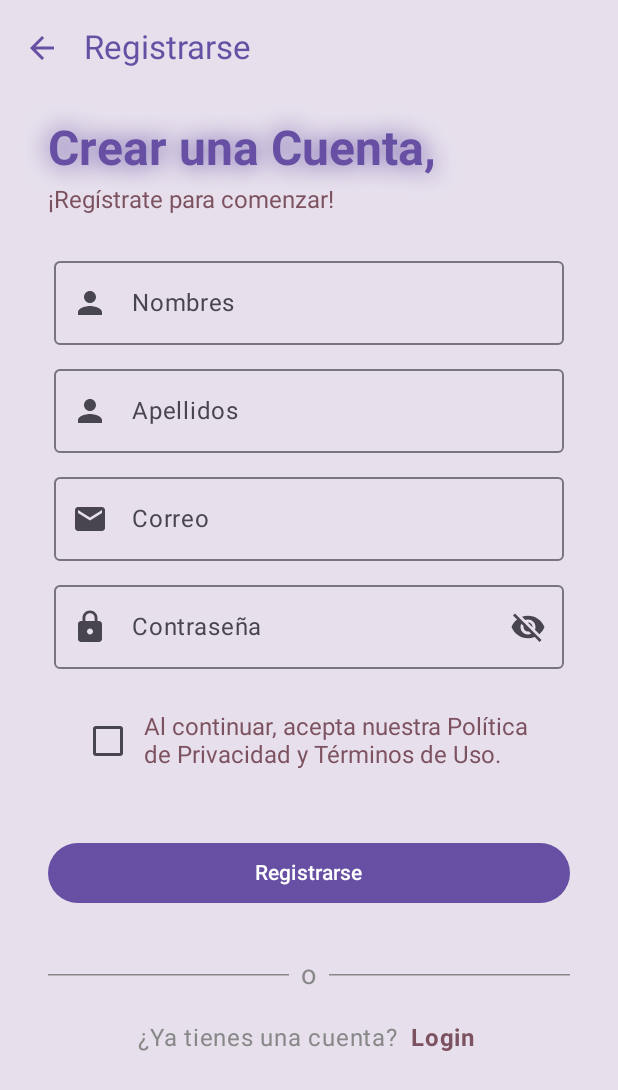
After one commit to lmar11xd/TicTacToe, an Android app built with Jetpack Compose: the SignUpScreen screen opened through its navigation route, on a phone screen of 412 x 824 dp. The commit adds this screen. Shown: the top 1090 px of the screen. Run offline under Robolectric (Android 15) with nearby library versions, the phone set to English and light mode, and no system bars; our stand-ins replace Firebase (no records; nobody signed in at launch, a user with empty details on screens opened directly).

Commit message:
Login ang SignUp Screen

```diff
--- a/app/build.gradle.kts
+++ b/app/build.gradle.kts
@@ -94,6 +94,9 @@ dependencies {
     //Sonidos
     implementation(libs.androidx.media3.common.ktx)
 
+    //Icons
+    implementation(libs.androidx.material.icons.extended)
+
     testImplementation(libs.junit)
     androidTestImplementation(libs.androidx.junit)
     androidTestImplementation(libs.androidx.espresso.core)
--- a/app/src/main/java/com/lmar/tictactoe/MainActivity.kt
+++ b/app/src/main/java/com/lmar/tictactoe/MainActivity.kt
@@ -21,7 +21,10 @@ import com.lmar.tictactoe.core.enums.GameLevelEnum
 import com.lmar.tictactoe.ui.screen.ScreenRoutes
 import com.lmar.tictactoe.ui.screen.game.GameScreen
 import com.lmar.tictactoe.ui.screen.home.HomeScreen
+import com.lmar.tictactoe.ui.screen.login.LoginScreen
+import com.lmar.tictactoe.ui.screen.profile.ProfileScreen
 import com.lmar.tictactoe.ui.screen.room.RoomScreen
+import com.lmar.tictactoe.ui.screen.signup.SignUpScreen
 import com.lmar.tictactoe.ui.screen.single_game.SingleGameScreen
 import com.lmar.tictactoe.ui.theme.TicTacToeTheme
 
@@ -81,6 +84,18 @@ class MainActivity : ComponentActivity() {
                         composable(route = ScreenRoutes.RoomScreen.route) {
                             RoomScreen(navController)
                         }
+
+                        composable(route = ScreenRoutes.ProfileScreen.route) {
+                            ProfileScreen(navController)
+                        }
+
+                        composable(route = ScreenRoutes.LoginScreen.route) {
+                            LoginScreen(navController)
+                        }
+
+                        composable(route = ScreenRoutes.SignUpScreen.route) {
+                            SignUpScreen(navController)
+                        }
                     }
                 }
             }
--- /dev/null
+++ b/app/src/main/java/com/lmar/tictactoe/ui/component/AppComponents.kt
@@ -0,0 +1,212 @@
+package com.lmar.tictactoe.ui.component
+
+import androidx.compose.foundation.layout.Row
+import androidx.compose.foundation.layout.fillMaxWidth
+import androidx.compose.foundation.layout.heightIn
+import androidx.compose.foundation.layout.padding
+import androidx.compose.foundation.text.KeyboardActions
+import androidx.compose.foundation.text.KeyboardOptions
+import androidx.compose.material.icons.Icons
+import androidx.compose.material.icons.filled.Visibility
+import androidx.compose.material.icons.filled.VisibilityOff
+import androidx.compose.material3.Checkbox
+import androidx.compose.material3.HorizontalDivider
+import androidx.compose.material3.Icon
+import androidx.compose.material3.IconButton
+import androidx.compose.material3.MaterialTheme
+import androidx.compose.material3.OutlinedTextField
+import androidx.compose.material3.OutlinedTextFieldDefaults
+import androidx.compose.material3.Text
+import androidx.compose.runtime.Composable
+import androidx.compose.runtime.mutableStateOf
+import androidx.compose.runtime.remember
+import androidx.compose.ui.Alignment
+import androidx.compose.ui.Modifier
+import androidx.compose.ui.draw.clip
+import androidx.compose.ui.graphics.Color
+import androidx.compose.ui.graphics.vector.ImageVector
+import androidx.compose.ui.platform.LocalFocusManager
+import androidx.compose.ui.text.TextStyle
+import androidx.compose.ui.text.font.FontStyle
+import androidx.compose.ui.text.font.FontWeight
+import androidx.compose.ui.text.input.ImeAction
+import androidx.compose.ui.text.input.KeyboardType
+import androidx.compose.ui.text.input.PasswordVisualTransformation
+import androidx.compose.ui.text.input.VisualTransformation
+import androidx.compose.ui.text.style.TextAlign
+import androidx.compose.ui.unit.TextUnit
+import androidx.compose.ui.unit.dp
+import androidx.compose.ui.unit.sp
+import com.lmar.tictactoe.ui.theme.Shapes
+
+@Composable
+fun NormalTextComponent(
+    value: String,
+    modifier: Modifier = Modifier,
+    fontSize: TextUnit = 20.sp,
+    textColor: Color = MaterialTheme.colorScheme.tertiary,
+    textAlign: TextAlign = TextAlign.Center
+) {
+    Text(
+        text = value,
+        modifier = modifier.fillMaxWidth().heightIn(min = 30.dp),
+        style = TextStyle(
+            fontSize = fontSize,
+            fontWeight = FontWeight.Normal,
+            fontStyle = FontStyle.Normal,
+            textAlign = textAlign
+        ),
+        color = textColor
+    )
+}
+
+@Composable
+fun HeadingTextComponent(
+    value: String,
+    modifier: Modifier = Modifier,
+    textColor: Color = MaterialTheme.colorScheme.primary,
+    textAlign: TextAlign = TextAlign.Center
+) {
+    Text(
+        text = value,
+        modifier = modifier.fillMaxWidth().heightIn(),
+        style = TextStyle(
+            fontSize = 30.sp,
+            fontWeight = FontWeight.Bold,
+            fontStyle = FontStyle.Normal,
+            textAlign = textAlign
+        ),
+        color = textColor
+    )
+}
+
+@Composable
+fun FormTextField(labelValue: String, icon: ImageVector) {
+    val textValue = remember {
+        mutableStateOf("")
+    }
+
+    OutlinedTextField(
+        value = textValue.value,
+        modifier = Modifier
+            .fillMaxWidth()
+            .clip(Shapes.small)
+            .padding(start = 4.dp, end = 4.dp),
+        colors = OutlinedTextFieldDefaults.colors(
+            focusedBorderColor = MaterialTheme.colorScheme.primary,
+            focusedLabelColor = MaterialTheme.colorScheme.primary,
+            cursorColor = MaterialTheme.colorScheme.primary,
+            focusedContainerColor = MaterialTheme.colorScheme.primary
+        ),
+        label = { Text(labelValue) },
+        keyboardOptions = KeyboardOptions(imeAction = ImeAction.Next),
+        onValueChange = {
+            textValue.value = it
+        },
+        leadingIcon = {
+            Icon(imageVector = icon, contentDescription = "IconForm")
+        },
+        singleLine = true,
+        maxLines = 1
+    )
+}
+
+@Composable
+fun FormPasswordTextField(labelValue: String, icon: ImageVector) {
+    val localFocusManager = LocalFocusManager.current
+
+    val password = remember {
+        mutableStateOf("")
+    }
+
+    val passVisible = remember {
+        mutableStateOf(false)
+    }
+
+    OutlinedTextField(
+        value = password.value,
+        modifier = Modifier
+            .fillMaxWidth()
+            .clip(Shapes.small)
+            .padding(start = 4.dp, end = 4.dp),
+        colors = OutlinedTextFieldDefaults.colors(
+            focusedBorderColor = MaterialTheme.colorScheme.primary,
+            focusedLabelColor = MaterialTheme.colorScheme.primary,
+            cursorColor = MaterialTheme.colorScheme.primary,
+            focusedContainerColor = MaterialTheme.colorScheme.primary
+        ),
+        label = { Text(labelValue) },
+        keyboardOptions = KeyboardOptions(keyboardType = KeyboardType.Password, imeAction = ImeAction.Done),
+        keyboardActions = KeyboardActions {
+            localFocusManager.clearFocus()
+        },
+        onValueChange = {
+            password.value = it
+        },
+        leadingIcon = {
+            Icon(imageVector = icon, contentDescription = "IconForm")
+        },
+        trailingIcon = {
+            val iconImage = if(passVisible.value) {
+                Icons.Filled.Visibility
+            } else {
+                Icons.Filled.VisibilityOff
+            }
+
+            val description = if(passVisible.value) {
+                "Ocultar Contraseña"
+            } else {
+                "Mostrar Contraseña"
+            }
+
+            IconButton(onClick = { passVisible.value = !passVisible.value }) {
+                Icon(imageVector = iconImage, contentDescription = description)
+            }
+        },
+        visualTransformation = if(passVisible.value) VisualTransformation.None else PasswordVisualTransformation(),
+        singleLine = true,
+        maxLines = 1
+    )
+}
+
+@Composable
+fun FormCheckbox(value: String) {
+    Row(
+        modifier = Modifier
+            .fillMaxWidth()
+            .heightIn(56.dp)
+            .padding(16.dp),
+        verticalAlignment = Alignment.CenterVertically
+    ) {
+        val checkedState = remember {
+            mutableStateOf(false)
+        }
+
+        Checkbox(
+            checked = checkedState.value,
+            onCheckedChange = { checkedState.value = !checkedState.value }
+        )
+
+        NormalTextComponent(value, fontSize = 16.sp, textAlign = TextAlign.Start)
+    }
+}
+
+@Composable
+fun DividerTextComponent() {
+    Row(
+        modifier = Modifier.fillMaxWidth(),
+        verticalAlignment = Alignment.CenterVertically
+    ) {
+        HorizontalDivider(
+            modifier = Modifier.fillMaxWidth().weight(1f),
+            color = Color.Gray,
+            thickness = 1.dp
+        )
+        Text("o", modifier = Modifier.padding(8.dp), fontSize = 18.sp, color = Color.Gray)
+        HorizontalDivider(
+            modifier = Modifier.fillMaxWidth().weight(1f),
+            color = Color.Gray,
+            thickness = 1.dp
+        )
+    }
+}
--- a/app/src/main/java/com/lmar/tictactoe/ui/component/Board.kt
+++ b/app/src/main/java/com/lmar/tictactoe/ui/component/Board.kt
@@ -105,7 +105,7 @@ fun Cell(
                 else
                     PlayerTypeEnum.O.color,
                 shadowColor = Color.White,
-                modifier = Modifier.animateContentSize()
+                modifier = Modifier.padding(5.dp).animateContentSize()
             )
         }
     }
--- a/app/src/main/java/com/lmar/tictactoe/ui/component/ShadowText.kt
+++ b/app/src/main/java/com/lmar/tictactoe/ui/component/ShadowText.kt
@@ -14,7 +14,6 @@ import androidx.compose.ui.text.font.FontWeight
 import androidx.compose.ui.text.style.TextAlign
 import androidx.compose.ui.tooling.preview.Preview
 import androidx.compose.ui.unit.TextUnit
-import androidx.compose.ui.unit.dp
 import androidx.compose.ui.unit.sp
 
 @Composable
@@ -25,6 +24,7 @@ fun ShadowText(
     fontWeight: FontWeight = FontWeight.Bold,
     fontFamily: FontFamily = FontFamily.Default,
     textColor: Color = Color.White,
+    textAlign: TextAlign = TextAlign.Center,
     shadowColor: Color = Color.Black,
     blurRadius: Float = 20f,
     xOffset: Float = 0f,
@@ -32,7 +32,7 @@ fun ShadowText(
 ) {
     Text(
         text = text,
-        textAlign = TextAlign.Center,
+        textAlign = textAlign,
         style = TextStyle(
             fontSize = fontSize,
             fontFamily = fontFamily,
@@ -44,7 +44,7 @@ fun ShadowText(
                 blurRadius = blurRadius // Nivel de desenfoque
             )
         ),
-        modifier = modifier.padding(horizontal = 5.dp)
+        modifier = modifier
     )
 }
 
--- a/app/src/main/java/com/lmar/tictactoe/ui/screen/ScreenRoutes.kt
+++ b/app/src/main/java/com/lmar/tictactoe/ui/screen/ScreenRoutes.kt
@@ -5,4 +5,7 @@ sealed class ScreenRoutes(val route: String) {
     data object SingleGameScreen: ScreenRoutes("singlegame_screen")
     data object GameScreen: ScreenRoutes("game_screen")
     data object RoomScreen: ScreenRoutes("room_screen")
+    data object ProfileScreen: ScreenRoutes("profile_screen")
+    data object LoginScreen: ScreenRoutes("login_screen")
+    data object SignUpScreen: ScreenRoutes("signup_screen")
 }
--- a/app/src/main/java/com/lmar/tictactoe/ui/screen/game/GameScreen.kt
+++ b/app/src/main/java/com/lmar/tictactoe/ui/screen/game/GameScreen.kt
@@ -30,6 +30,7 @@ import androidx.compose.runtime.rememberCoroutineScope
 import androidx.compose.ui.Alignment
 import androidx.compose.ui.Modifier
 import androidx.compose.ui.platform.LocalContext
+import androidx.compose.ui.res.stringResource
 import androidx.compose.ui.text.font.FontWeight
 import androidx.compose.ui.tooling.preview.Preview
 import androidx.compose.ui.unit.dp
@@ -37,6 +38,7 @@ import androidx.compose.ui.unit.sp
 import androidx.lifecycle.viewmodel.compose.viewModel
 import androidx.navigation.NavController
 import androidx.navigation.compose.rememberNavController
+import com.lmar.tictactoe.R
 import com.lmar.tictactoe.core.enums.PlayerStatusEnum
 import com.lmar.tictactoe.core.enums.PlayerTypeEnum
 import com.lmar.tictactoe.feature.sounds.SoundEffectPlayer
@@ -99,7 +101,7 @@ fun GameScreen(
     Scaffold(
         topBar = {
             CustomAppBar(
-                "Tres en Raya",
+                stringResource(R.string.app_name),
                 onBackAction = {
                     navController.popBackStack()
                 },
--- a/app/src/main/java/com/lmar/tictactoe/ui/screen/home/HomeScreen.kt
+++ b/app/src/main/java/com/lmar/tictactoe/ui/screen/home/HomeScreen.kt
@@ -18,6 +18,7 @@ import androidx.compose.foundation.layout.width
 import androidx.compose.foundation.shape.CircleShape
 import androidx.compose.foundation.shape.RoundedCornerShape
 import androidx.compose.material.icons.Icons
+import androidx.compose.material.icons.filled.AccountCircle
 import androidx.compose.material.icons.filled.Settings
 import androidx.compose.material3.Button
 import androidx.compose.material3.ButtonDefaults
@@ -42,11 +43,10 @@ import androidx.compose.runtime.setValue
 import androidx.compose.ui.Alignment
 import androidx.compose.ui.Modifier
 import androidx.compose.ui.draw.clip
-import androidx.compose.ui.graphics.Color
 import androidx.compose.ui.graphics.vector.ImageVector
 import androidx.compose.ui.layout.ContentScale
 import androidx.compose.ui.res.painterResource
-import androidx.compose.ui.text.style.TextAlign
+import androidx.compose.ui.res.stringResource
 import androidx.compose.ui.tooling.preview.Preview
 import androidx.compose.ui.unit.dp
 import androidx.compose.ui.unit.sp
@@ -75,10 +75,10 @@ fun HomeScreen(navController: NavController) {
                 },
                 actions = {
                     IconButton(
-                        onClick = {  },
+                        onClick = { navController.navigate(ScreenRoutes.ProfileScreen.route) },
                     ) {
                         Icon(
-                            imageVector = Icons.Default.Settings,
+                            imageVector = Icons.Default.AccountCircle,
                             contentDescription = "Configuraciones",
                             tint = MaterialTheme.colorScheme.primary
                         )
@@ -100,7 +100,7 @@ fun HomeScreen(navController: NavController) {
             horizontalAlignment = Alignment.CenterHorizontally
         ) {
             ShadowText(
-                text = "Tres en Raya",
+                text = stringResource(R.string.app_name),
                 fontFamily = MaterialTheme.typography.displayLarge.fontFamily!!,
                 fontSize = 32.sp,
                 textColor = MaterialTheme.colorScheme.primary,
--- /dev/null
+++ b/app/src/main/java/com/lmar/tictactoe/ui/screen/signup/SignUpScreen.kt
@@ -0,0 +1,148 @@
+package com.lmar.tictactoe.ui.screen.signup
+
+import androidx.compose.foundation.background
+import androidx.compose.foundation.clickable
+import androidx.compose.foundation.layout.Box
+import androidx.compose.foundation.layout.Column
+import androidx.compose.foundation.layout.Row
+import androidx.compose.foundation.layout.Spacer
+import androidx.compose.foundation.layout.fillMaxSize
+import androidx.compose.foundation.layout.fillMaxWidth
+import androidx.compose.foundation.layout.height
+import androidx.compose.foundation.layout.padding
+import androidx.compose.material.icons.Icons
+import androidx.compose.material.icons.filled.Email
+import androidx.compose.material.icons.filled.Lock
+import androidx.compose.material.icons.filled.Person
+import androidx.compose.material3.Button
+import androidx.compose.material3.ExperimentalMaterial3Api
+import androidx.compose.material3.MaterialTheme
+import androidx.compose.material3.Scaffold
+import androidx.compose.material3.SnackbarHost
+import androidx.compose.material3.SnackbarHostState
+import androidx.compose.material3.Text
+import androidx.compose.material3.rememberTopAppBarState
+import androidx.compose.runtime.Composable
+import androidx.compose.runtime.remember
+import androidx.compose.ui.Alignment
+import androidx.compose.ui.Modifier
+import androidx.compose.ui.graphics.Color
+import androidx.compose.ui.res.stringResource
+import androidx.compose.ui.text.font.FontWeight
+import androidx.compose.ui.text.style.TextAlign
+import androidx.compose.ui.tooling.preview.Preview
+import androidx.compose.ui.unit.dp
+import androidx.compose.ui.unit.sp
+import androidx.navigation.NavController
+import androidx.navigation.compose.rememberNavController
+import com.lmar.tictactoe.R
+import com.lmar.tictactoe.ui.component.CustomAppBar
+import com.lmar.tictactoe.ui.component.DividerTextComponent
+import com.lmar.tictactoe.ui.component.FormCheckbox
+import com.lmar.tictactoe.ui.component.FormPasswordTextField
+import com.lmar.tictactoe.ui.component.FormTextField
+import com.lmar.tictactoe.ui.component.NormalTextComponent
+import com.lmar.tictactoe.ui.component.ShadowText
+import com.lmar.tictactoe.ui.screen.ScreenRoutes
+
+@OptIn(ExperimentalMaterial3Api::class)
+@Composable
+fun SignUpScreen(navController: NavController) {
+    val snackbarHostState = remember { SnackbarHostState() }
+
+    Scaffold(
+        topBar = {
+            CustomAppBar(
+                "Registrarse",
+                onBackAction = {
+                    navController.popBackStack()
+                },
+                state = rememberTopAppBarState()
+            )
+        },
+        snackbarHost = {
+            SnackbarHost(hostState = snackbarHostState)
+        }
+    ) { paddingValues ->
+        Box(
+            modifier = Modifier
+                .fillMaxSize()
+                .background(MaterialTheme.colorScheme.surfaceVariant)
+                .padding(paddingValues)
+        ) {
+            Column(
+                modifier = Modifier
+                    .fillMaxSize()
+                    .padding(horizontal = 32.dp, vertical = 16.dp),
+                horizontalAlignment = Alignment.CenterHorizontally
+            ) {
+                Column(
+                    modifier = Modifier.fillMaxWidth()
+                ) {
+                    ShadowText(
+                        text = "Crear una Cuenta,",
+                        fontFamily = MaterialTheme.typography.displayLarge.fontFamily!!,
+                        fontSize = 32.sp,
+                        textAlign = TextAlign.Start,
+                        textColor = MaterialTheme.colorScheme.primary,
+                        shadowColor = MaterialTheme.colorScheme.primary
+                    )
+                    Spacer(modifier = Modifier.height(6.dp))
+                    NormalTextComponent(
+                        "¡Regístrate para comenzar!",
+                        textAlign = TextAlign.Start,
+                        fontSize = 16.sp
+                    )
+                }
+
+                Spacer(modifier = Modifier.height(12.dp))
+
+                FormTextField("Nombres", Icons.Default.Person)
+                Spacer(modifier = Modifier.height(8.dp))
+                FormTextField("Apellidos", Icons.Default.Person)
+                Spacer(modifier = Modifier.height(8.dp))
+                FormTextField("Correo", Icons.Default.Email)
+                Spacer(modifier = Modifier.height(8.dp))
+                FormPasswordTextField("Contraseña", Icons.Default.Lock)
+                Spacer(modifier = Modifier.height(8.dp))
+                FormCheckbox(value = stringResource(R.string.terms_and_conditions))
+
+                Spacer(modifier = Modifier.height(24.dp))
+
+                Button(
+                    onClick = {},
+                    modifier = Modifier.fillMaxWidth()
+                ) {
+                    Text("Registrarse")
+                }
+
+                Spacer(modifier = Modifier.height(24.dp))
+
+                DividerTextComponent()
+
+                Row(
+                    modifier = Modifier.padding(10.dp),
+                    verticalAlignment = Alignment.CenterVertically
+                ) {
+                    Text("¿Ya tienes una cuenta? ", color = Color.Gray)
+                    Text(
+                        text = "Login",
+                        fontWeight = FontWeight.Bold,
+                        color = MaterialTheme.colorScheme.tertiary,
+                        modifier = Modifier
+                            .padding(horizontal = 4.dp)
+                            .clickable {
+                                navController.navigate(ScreenRoutes.LoginScreen.route)
+                            }
+                    )
+                }
+            }
+        }
+    }
+}
+
+@Preview(showBackground = true)
+@Composable
+private fun SignUpScreenPreview() {
+    SignUpScreen(rememberNavController())
+}
--- a/app/src/main/java/com/lmar/tictactoe/ui/screen/single_game/SingleGameScreen.kt
+++ b/app/src/main/java/com/lmar/tictactoe/ui/screen/single_game/SingleGameScreen.kt
@@ -33,12 +33,14 @@ import androidx.compose.ui.Alignment
 import androidx.compose.ui.Modifier
 import androidx.compose.ui.graphics.Color
 import androidx.compose.ui.platform.LocalContext
+import androidx.compose.ui.res.stringResource
 import androidx.compose.ui.tooling.preview.Preview
 import androidx.compose.ui.unit.dp
 import androidx.compose.ui.unit.sp
 import androidx.lifecycle.viewmodel.compose.viewModel
 import androidx.navigation.NavController
 import androidx.navigation.compose.rememberNavController
+import com.lmar.tictactoe.R
 import com.lmar.tictactoe.core.enums.GameLevelEnum
 import com.lmar.tictactoe.core.enums.GameStatusEnum
 import com.lmar.tictactoe.core.enums.PlayerTypeEnum
@@ -88,7 +90,7 @@ fun SingleGameScreen(
     Scaffold(
         topBar = {
             CustomAppBar(
-                "Tres en Raya",
+                stringResource(R.string.app_name),
                 onBackAction = {
                     navController.popBackStack()
                 },
--- a/app/src/main/res/values/strings.xml
+++ b/app/src/main/res/values/strings.xml
@@ -1,3 +1,4 @@
 <resources>
     <string name="app_name">Tres en Raya</string>
+    <string name="terms_and_conditions">Al continuar, acepta nuestra Política de Privacidad y Términos de Uso.</string>
 </resources>
--- a/gradle/libs.versions.toml
+++ b/gradle/libs.versions.toml
@@ -13,6 +13,7 @@ lifecycleRuntimeKtx = "2.8.7"
 activityCompose = "1.10.0"
 composeBom = "2025.02.00"
 lottieCompose = "6.6.2"
+materialIconsExtended = "1.7.8"
 navigationCompose = "2.8.7"
 runtimeLivedata = "1.7.8"
 googleGmsGoogleServices = "4.4.2"
@@ -23,6 +24,7 @@ media3CommonKtx = "1.5.1"
 androidx-compiler = { module = "androidx.compose.compiler:compiler", version.ref = "compiler" }
 androidx-core-ktx = { group = "androidx.core", name = "core-ktx", version.ref = "coreKtx" }
 androidx-lifecycle-viewmodel-compose = { module = "androidx.lifecycle:lifecycle-viewmodel-compose", version.ref = "lifecycleRuntimeKtx" }
+androidx-material-icons-extended = { module = "androidx.compose.material:material-icons-extended", version.ref = "materialIconsExtended" }
 firebase-bom = { module = "com.google.firebase:firebase-bom", version.ref = "firebaseBom" }
 firebase-database = { module = "com.google.firebase:firebase-database", version.ref = "firebaseDatabase" }
 junit = { group = "junit", name = "junit", version.ref = "junit" }
```
Also changed, not shown: app/src/main/java/com/lmar/tictactoe/ui/component/PlayersInfo.kt (+7 -2 lines), app/src/main/java/com/lmar/tictactoe/ui/screen/login/LoginScreen.kt (added, +149 -0 lines), app/src/main/java/com/lmar/tictactoe/ui/screen/profile/ProfileScreen.kt (added, +92 -0 lines), app/src/main/java/com/lmar/tictactoe/ui/screen/room/RoomScreen.kt (+5 -4 lines).
